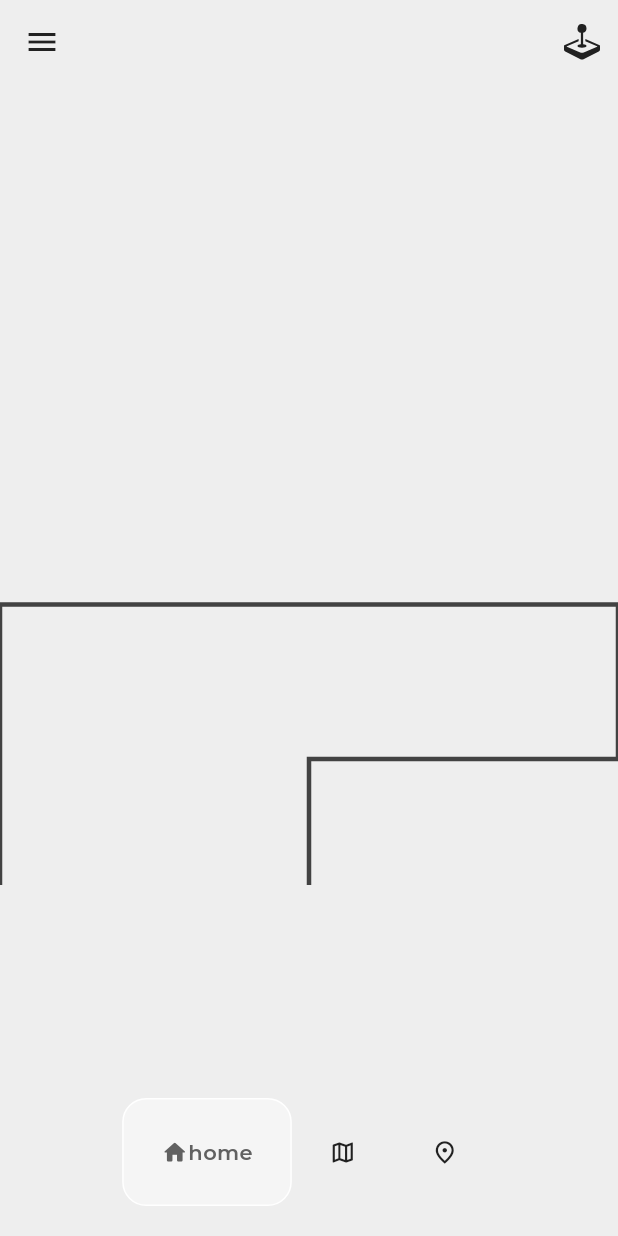
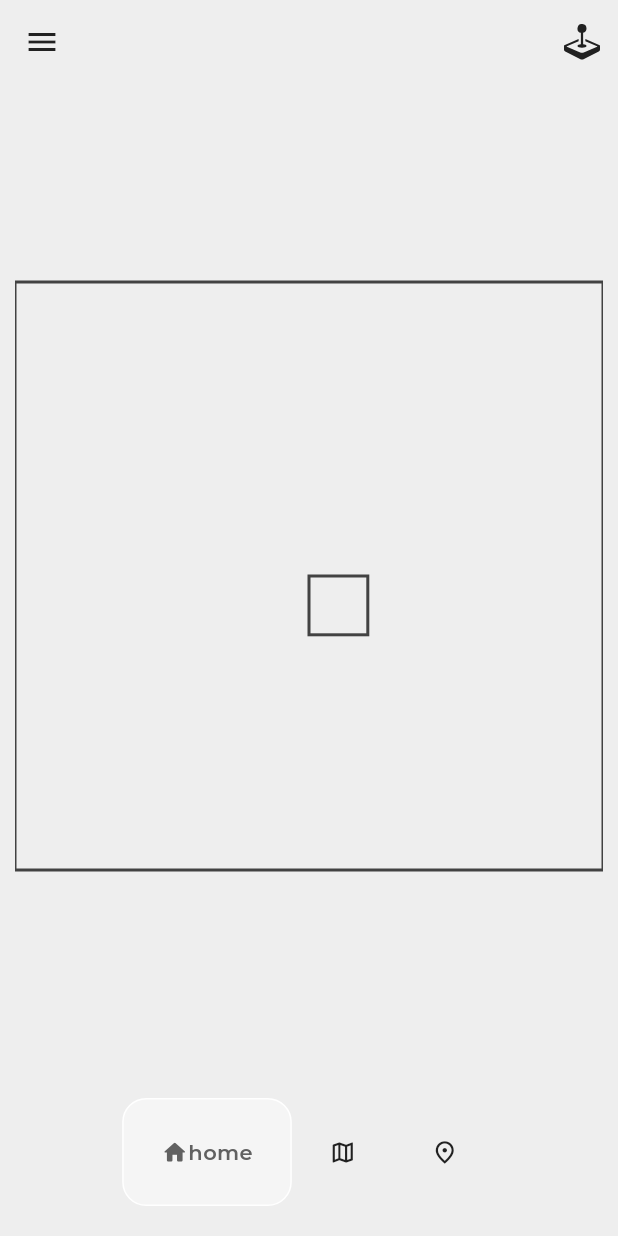
Before and after one commit to EinEinfach/CaSSAndRA_native, a Flutter app: the HomePageTablet screen opened directly, on a phone screen of 412 x 824 dp. Run offline on Flutter 3.47's test engine with Material 3 defaults, Android fonts, the phone set to English and light mode, and no system bars; drawn by our look-alikes of google_nav_bar; our stand-ins replace bootstrap_icons, google_fonts; missing offline and left inert: polygon.

Commit message:
MapView with multipple polygons

```diff
--- a/cassandra_native/lib/components/landscape/map_view.dart
+++ b/cassandra_native/lib/components/landscape/map_view.dart
@@ -1,15 +1,21 @@
 import 'package:flutter/material.dart';
 
 const coords = [
-  Offset(-10, -5),
-  Offset(-10, 5),
-  Offset(0, 5),
-  Offset(0, 0),
-  Offset(10, 0),
-  Offset(10, -5),
+  [
+    Offset(10, 10),
+    Offset(10, 20),
+    Offset(20, 20),
+    Offset(20, 10),
+    Offset(10, 10),
+  ],
+  [
+    Offset(15, 15),
+    Offset(15, 16),
+    Offset(16, 16),
+    Offset(16, 15),
+    Offset(15, 15),
+  ]
 ];
-final List<double> x = [-10, -10, 0, 0, 10, 10];
-final List<double> y = [-5, 5, 5, 0, 0, -5];
 
 class MapView extends StatefulWidget {
   const MapView({super.key});
@@ -21,27 +27,39 @@ class MapView extends StatefulWidget {
 class _MapViewState extends State<MapView> {
   final TransformationController _transformationController =
       TransformationController();
-  late List<Offset> originalPoints;
-  late List<Offset> shiftexPoints;
-  double minX = 0, minY = 0, maxX = 0, maxY = 0;
+  double minX = double.infinity,
+      minY = double.infinity,
+      maxX = double.negativeInfinity,
+      maxY = double.negativeInfinity;
+  double baseLineWidth = 2;
+
+  @override
+  void initState() {
+    super.initState();
+    // look for min an max coordinates
+    for (var polygon in coords) {
+      for (var point in polygon) {
+        if (point.dx < minX) minX = point.dx;
+        if (point.dy < minY) minY = point.dy;
+        if (point.dx > maxX) maxX = point.dx;
+        if (point.dy > maxY) maxY = point.dy;
+      }
+    }
+  }
 
   @override
   Widget build(BuildContext context) {
     Size screenSize = MediaQuery.of(context).size;
-    print(screenSize);
-
     return LayoutBuilder(builder: (context, constraints) {
       // calc container size
       final width = constraints.maxWidth;
       final height = constraints.maxHeight;
-      // look for min an max coordinates
-      final minX = coords.map((p) => p.dx).reduce((a, b) => a < b ? a : b);
-      final minY = coords.map((p) => p.dy).reduce((a, b) => a < b ? a : b);
-      final maxX = coords.map((p) => p.dx).reduce((a, b) => a > b ? a : b);
-      final maxY = coords.map((p) => p.dy).reduce((a, b) => a > b ? a : b);
 
       // shift min coords to 0,0
-      final shiftedPoints = coords.map((p) => Offset(p.dx - minX, p.dy - minY)).toList();
+      final shiftedPolygons = coords
+          .map((polygon) =>
+              polygon.map((p) => Offset(p.dx - minX, p.dy - minY)).toList())
+          .toList();
 
       // calc new min an max coords
       final shiftedMaxX = maxX - minX;
@@ -53,25 +71,41 @@ class _MapViewState extends State<MapView> {
           : height / shiftedMaxY;
 
       // calc coords for canvas
-      final points =
-          shiftedPoints.map((p) => Offset(p.dx * scale, p.dy * scale)).toList();
+      final scaledPolygons = shiftedPolygons
+          .map((polygon) =>
+              polygon.map((p) => Offset(p.dx * scale, p.dy * scale)).toList())
+          .toList();
 
       //
       final offsetX = (width - shiftedMaxX * scale) / 2;
       final offsetY = (height - shiftedMaxY * scale) / 2;
-      final centeredPoints = points.map((p) => Offset(p.dx + offsetX, p.dy + offsetY)).toList();
+
+      // final centeredPoints =
+      //     points.map((p) => Offset(p.dx + offsetX, p.dy + offsetY)).toList();
+      final centeredPolygons = scaledPolygons
+          .map((polygon) => polygon
+              .map((p) => Offset(p.dx + offsetX, p.dy + offsetY))
+              .toList())
+          .toList();
 
       return InteractiveViewer(
         transformationController: _transformationController,
         boundaryMargin: const EdgeInsets.all(double.infinity),
         minScale: 0.01,
         maxScale: 5.0,
+        child: SizedBox(
+          width: screenSize.width,
+          height: screenSize.height,
           child: AspectRatio(
             aspectRatio: 1,
             child: CustomPaint(
               painter: PolygonPainter(
-                perimeterColor: Theme.of(context).colorScheme.inversePrimary,
-                points: centeredPoints),
+                polygons: centeredPolygons,
+                colors: Theme.of(context).colorScheme,
+                transformationController: _transformationController,
+                lineWidth: baseLineWidth,
+              ),
+            ),
           ),
         ),
       );
@@ -80,17 +114,28 @@ class _MapViewState extends State<MapView> {
 }
 
 class PolygonPainter extends CustomPainter {
-  final Color perimeterColor;
-  final List<Offset> points;
-  const PolygonPainter({required this.perimeterColor, required this.points});
+  final List<List<Offset>> polygons;
+  final ColorScheme colors;
+  final TransformationController transformationController;
+  final double lineWidth;
+
+  const PolygonPainter(
+      {required this.polygons,
+      required this.colors,
+      required this.transformationController,
+      required this.lineWidth});
 
   @override
   void paint(Canvas canvas, Size size) {
+    final scale = transformationController.value.getMaxScaleOnAxis();
+    final adjustedLineWidth = lineWidth / scale;
+
     var polygonBrush = Paint()
-      ..color = perimeterColor
+      ..color = colors.inversePrimary
       ..style = PaintingStyle.stroke
-      ..strokeWidth = 3;
+      ..strokeWidth = adjustedLineWidth;
 
+    for (var points in polygons) {
       final path = Path();
       if (points.isNotEmpty) {
         path.moveTo(points[0].dx, points[0].dy);
@@ -99,8 +144,8 @@ class PolygonPainter extends CustomPainter {
         }
         path.close();
       }
-
       canvas.drawPath(path, polygonBrush);
+    }
   }
 
   @override
--- a/cassandra_native/lib/pages/mobile/home_page_mobile.dart
+++ b/cassandra_native/lib/pages/mobile/home_page_mobile.dart
@@ -4,7 +4,7 @@ import 'package:bootstrap_icons/bootstrap_icons.dart';
 import 'package:cassandra_native/components/joystick_drawer.dart';
 import 'package:cassandra_native/components/nav_drawer.dart';
 import 'package:cassandra_native/widgets/bottom_cmd_bar.dart';
-import 'package:cassandra_native/widgets/map/state_map.dart';
+import 'package:cassandra_native/components/landscape/map_view.dart';
 
 class HomePageMobile extends StatelessWidget {
   const HomePageMobile({super.key});
@@ -40,7 +40,12 @@ class HomePageMobile extends StatelessWidget {
       ),
       endDrawer: const JoystickDrawer(),
       drawer: const NavDrawer(),
-      body: const StateMap(),
+      body: const Center(
+        child: Padding(
+          padding: EdgeInsets.all(10),
+          child: MapView(),
+        ),
+      ),
     );
   }
 }
--- a/cassandra_native/lib/pages/tablet/home_page_tablet.dart
+++ b/cassandra_native/lib/pages/tablet/home_page_tablet.dart
@@ -40,7 +40,12 @@ class HomePageTablet extends StatelessWidget {
       ),
       endDrawer: const JoystickDrawer(),
       drawer: const NavDrawer(),
-      body: const Center(child: MapView(),),
+      body: const Center(
+        child: Padding(
+          padding: EdgeInsets.all(10),
+          child: MapView(),
+        ),
+      ),
     );
   }
 }
```
Also changed, not shown: cassandra_native/lib/images/rover0grad.png (added). Lines whose indentation alone changed are shown as unchanged.
